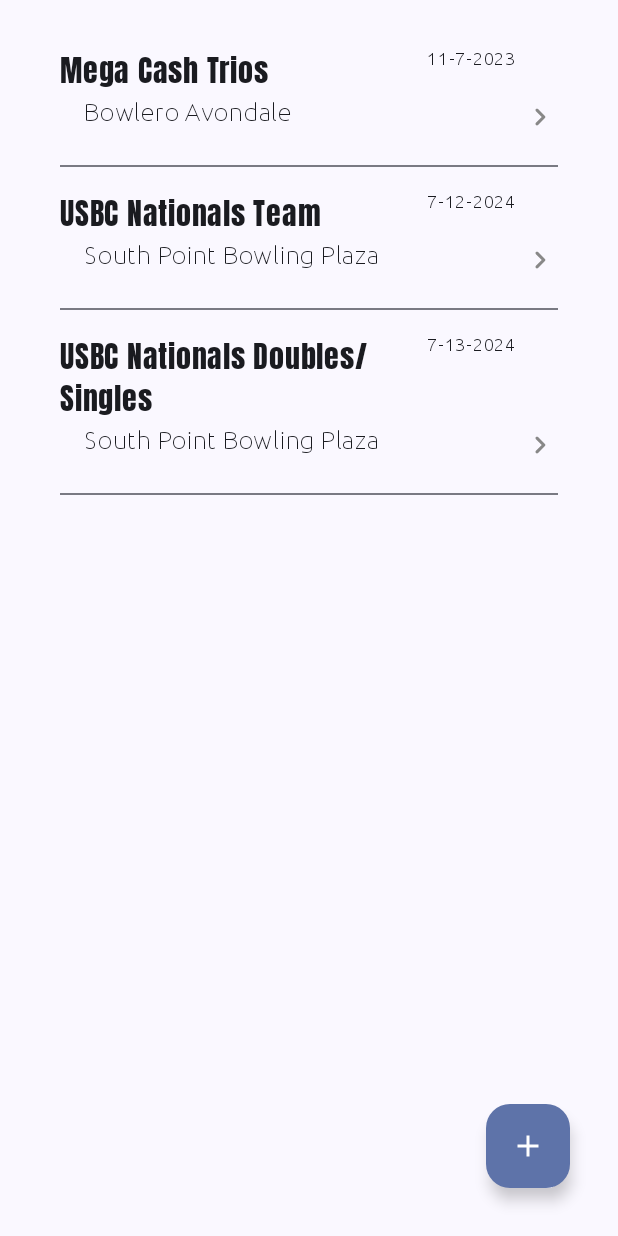
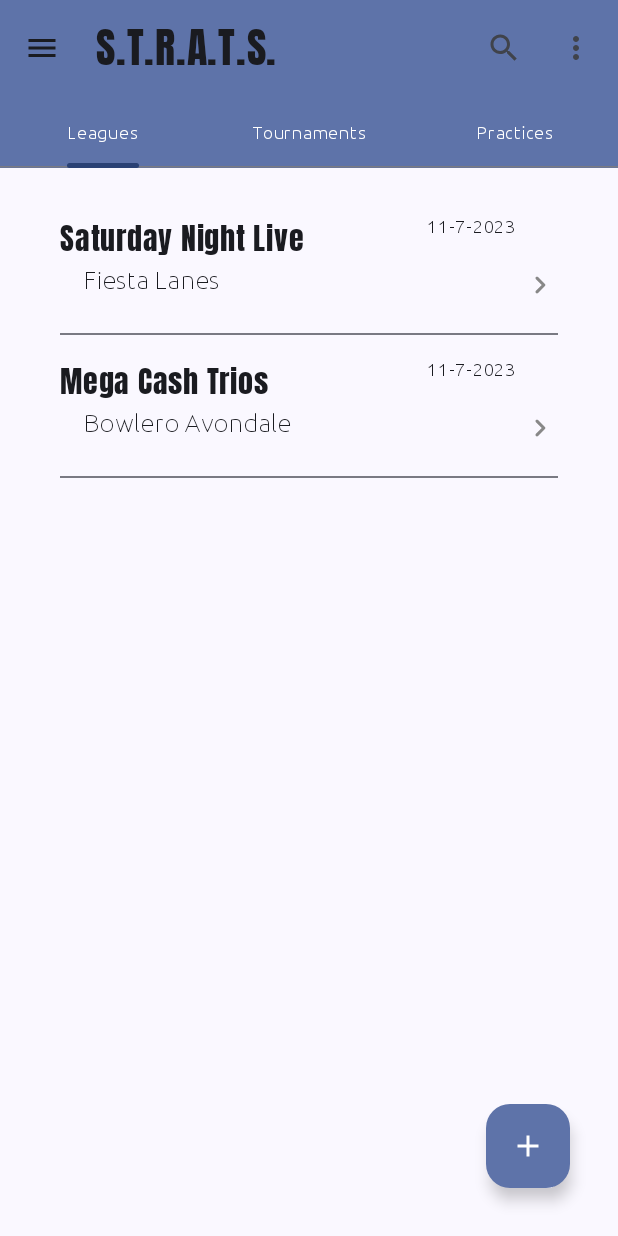
Before and after one commit to jsmerki/STRATS, an Android app built with Jetpack Compose: the screen it shows after launch (MainActivity), on a phone screen of 412 x 824 dp. Run offline under Robolectric (Android 15) with nearby library versions, the phone set to English and light mode, and no system bars.

Commit message:
Completed TopAppBar and Tabs
TopAppBar and PrimaryTabRow composables have been added to the events homepage. Tabs help separate different event categories for easy viewing, and the app bar has placeholder icons for eventual additions of Side Sheets, search capabilities and a "more" menu. This will most likely conclude work on this branch as development will transition to the next main feature, developing the Block class for holding sets of games, followed by the ability to view Events in detail and actually create games.

```diff
--- a/app/build.gradle.kts
+++ b/app/build.gradle.kts
@@ -58,8 +58,9 @@ dependencies {
     implementation("androidx.compose.ui:ui")
     implementation("androidx.compose.ui:ui-graphics")
     implementation("androidx.compose.ui:ui-tooling-preview")
-    implementation("androidx.compose.material3:material3")
+    //implementation("androidx.compose.material3:material3")
     implementation("androidx.navigation:navigation-compose:2.5.3")
+    implementation("androidx.compose.material3:material3-android:1.2.0-beta01")
 
     testImplementation("junit:junit:4.13.2")
 
--- a/app/src/main/java/com/example/strats/data/Datasource.kt
+++ b/app/src/main/java/com/example/strats/data/Datasource.kt
@@ -4,7 +4,10 @@ import com.example.strats.model.BowlingEvent
 import com.example.strats.model.EventCategory
 
 data class Datasource(val bowlingEvents: MutableList<BowlingEvent> = mutableListOf(
+    BowlingEvent("Saturday Night Live","Fiesta Lanes", "11-7-2023", "11-7-2023", EventCategory.LEAGUE),
+    BowlingEvent("Tucson City Tournament","Fiesta Lanes", "7-12-2024", "7-12-2024", EventCategory.TOURNAMENT),
+    BowlingEvent("Arizona State Tournament", "South Point Bowling Plaza", "7-13-2024", "7-13-2024", EventCategory.TOURNAMENT),
     BowlingEvent("Mega Cash Trios","Bowlero Avondale", "11-7-2023", "11-7-2023", EventCategory.LEAGUE),
-    BowlingEvent("USBC Nationals Team","South Point Bowling Plaza", "7-12-2024", "7-12-2024", EventCategory.TOURNAMENT),
-    BowlingEvent("USBC Nationals Doubles/Singles", "South Point Bowling Plaza", "7-13-2024", "7-13-2024", EventCategory.TOURNAMENT),
+    BowlingEvent("USBC Nationals","South Point Bowling Plaza", "7-12-2024", "7-12-2024", EventCategory.TOURNAMENT),
+    BowlingEvent("USBC Nationals Practice", "South Point Bowling Plaza", "7-13-2024", "7-13-2024", EventCategory.PRACTICE),
 ))
--- a/app/src/main/java/com/example/strats/data/EventsUiState.kt
+++ b/app/src/main/java/com/example/strats/data/EventsUiState.kt
@@ -1,9 +1,11 @@
 package com.example.strats.data
 
 import com.example.strats.model.BowlingEvent
+import com.example.strats.model.EventCategory
 
 data class EventsUiState(
    val eventsList : MutableList<BowlingEvent> = Datasource().bowlingEvents,
+   val eventsCategoryFilter: EventCategory = EventCategory.LEAGUE,
    val newEventTitleError: Boolean = false,
    val newEventLocationError: Boolean = false,
    val newEventStartDateError: Boolean = false,
--- a/app/src/main/java/com/example/strats/model/EventsHomepageViewModel.kt
+++ b/app/src/main/java/com/example/strats/model/EventsHomepageViewModel.kt
@@ -2,10 +2,12 @@ package com.example.strats.model
 
 import androidx.compose.runtime.getValue
 import androidx.compose.runtime.mutableStateOf
+import androidx.compose.runtime.remember
 import androidx.compose.runtime.setValue
 import androidx.compose.ui.text.TextRange
 import androidx.compose.ui.text.input.TextFieldValue
 import androidx.lifecycle.ViewModel
+import com.example.strats.data.Datasource
 import com.example.strats.data.EventsUiState
 import kotlinx.coroutines.flow.MutableStateFlow
 import kotlinx.coroutines.flow.StateFlow
@@ -81,6 +83,21 @@ class EventsHomepageViewModel: ViewModel() {
                 _uiState.value.newEventEndDateError
     }
 
+    fun changeEventCategoryFilter(categoryToFilter: EventCategory) {
+        /*_uiState.update { currentState ->
+            currentState.copy(
+                filteredEventsList = currentState.eventsList.filter{event ->
+                    event.category == categoryToFilter
+                }
+            )
+        }*/
+        _uiState.update { currentState ->
+            currentState.copy(
+                eventsCategoryFilter = categoryToFilter
+            )
+        }
+    }
+
     fun updateNewEventTitle(title: String) {
         newEventTitle = title
     }
--- a/app/src/main/java/com/example/strats/ui/EventsHomepage.kt
+++ b/app/src/main/java/com/example/strats/ui/EventsHomepage.kt
@@ -32,7 +32,7 @@ import com.example.strats.model.EventCategory
 
 @Composable
 fun EventsHomepage(
-    bowlingEvents: MutableList<BowlingEvent>,
+    bowlingEvents: List<BowlingEvent>,
     modifier: Modifier = Modifier
 ) {
     LazyColumn(modifier = Modifier.padding(dimensionResource(R.dimen.padding_xxlarge))) {
--- a/app/src/main/java/com/example/strats/ui/STRATSApp.kt
+++ b/app/src/main/java/com/example/strats/ui/STRATSApp.kt
@@ -1,24 +1,45 @@
 package com.example.strats.ui
 
+import android.widget.Toast
 import androidx.annotation.StringRes
+import androidx.compose.foundation.layout.Column
 import androidx.compose.foundation.layout.padding
+import androidx.compose.material.icons.Icons
+import androidx.compose.material.icons.filled.Menu
+import androidx.compose.material.icons.filled.MoreVert
+import androidx.compose.material.icons.filled.Search
+import androidx.compose.material3.ExperimentalMaterial3Api
 import androidx.compose.material3.FabPosition
+import androidx.compose.material3.Icon
+import androidx.compose.material3.IconButton
+import androidx.compose.material3.MaterialTheme
+import androidx.compose.material3.PrimaryTabRow
 import androidx.compose.material3.Scaffold
+import androidx.compose.material3.SecondaryTabRow
+import androidx.compose.material3.Tab
+import androidx.compose.material3.TabRow
+import androidx.compose.material3.Text
+import androidx.compose.material3.TopAppBar
+import androidx.compose.material3.TopAppBarDefaults
+import androidx.compose.material3.rememberTopAppBarState
 import androidx.compose.runtime.Composable
 import androidx.compose.runtime.collectAsState
 import androidx.compose.runtime.getValue
+import androidx.compose.runtime.mutableStateOf
+import androidx.compose.runtime.remember
+import androidx.compose.runtime.setValue
 import androidx.compose.ui.Modifier
+import androidx.compose.ui.platform.LocalContext
+import androidx.compose.ui.res.dimensionResource
 import androidx.compose.ui.res.stringResource
-import androidx.compose.ui.tooling.preview.Preview
+import androidx.compose.ui.text.style.TextOverflow
 import androidx.lifecycle.viewmodel.compose.viewModel
 import androidx.navigation.NavHostController
 import androidx.navigation.compose.NavHost
 import androidx.navigation.compose.composable
-import androidx.navigation.compose.currentBackStackEntryAsState
 import androidx.navigation.compose.rememberNavController
 import com.example.strats.R
-import com.example.strats.data.Datasource
-import com.example.strats.data.EventsUiState
+import com.example.strats.model.EventCategory
 import com.example.strats.model.EventsHomepageViewModel
 
 enum class Destinations( @StringRes screenTitle: Int) {
@@ -28,11 +49,72 @@ enum class Destinations( @StringRes screenTitle: Int) {
     Practice(screenTitle = R.string.practice_page_title),
     Statistics(screenTitle = R.string.statistics_page_title)
 }
+@OptIn(ExperimentalMaterial3Api::class)
 @Composable
-fun STRATSAppBar(
+fun STRATSAppBar(changeEventCategoryFilter: (EventCategory) -> Unit, showTabs: Boolean) {
 
-) {
+    //Placeholder coming soon toast for when certain features haven't been made yet
+    val context = LocalContext.current
+    val comingSoonText = stringResource(R.string.toast_coming_soon)
+    val comingSoonToast = {Toast.makeText(context, comingSoonText, Toast.LENGTH_SHORT).show()}
 
+    //State variable to keep track of selected tabs, as well as tab titles and categories for each tab
+    var selectedTab by remember{ mutableStateOf(0) }
+    val tabTitles = listOf(stringResource(R.string.tab_title_leagues), stringResource(R.string.tab_title_tournaments), stringResource(R.string.tab_title_practices))
+    val tabCategories = listOf(EventCategory.LEAGUE, EventCategory.TOURNAMENT, EventCategory.PRACTICE)
+
+    val smallPadding = dimensionResource(R.dimen.padding_small)
+
+    Column {
+        TopAppBar(
+            title = { Text(stringResource(R.string.app_name)) },
+            navigationIcon = {
+                IconButton(
+                    onClick = comingSoonToast,
+                    modifier = Modifier.padding(end = smallPadding)
+                ) {
+                    Icon(Icons.Filled.Menu, stringResource(R.string.content_menu_icon))
+                }
+            },
+            actions = {
+                IconButton(onClick = comingSoonToast) {
+                    Icon(Icons.Filled.Search, stringResource(R.string.content_search_icon))
+                }
+                IconButton(onClick = comingSoonToast) {
+                    Icon(Icons.Filled.MoreVert, stringResource(R.string.content_more_icon))
+                }
+            },
+            scrollBehavior = TopAppBarDefaults.pinnedScrollBehavior(rememberTopAppBarState()),
+            colors = TopAppBarDefaults.topAppBarColors(
+                containerColor = MaterialTheme.colorScheme.primaryContainer
+            )
+        )
+        if (showTabs) {
+            PrimaryTabRow(
+                selectedTabIndex = selectedTab,
+                containerColor = MaterialTheme.colorScheme.primaryContainer
+            ) {
+                tabTitles.forEachIndexed { index, title ->
+                    Tab(
+                        selected = selectedTab == index,
+                        text = {
+                            Text(
+                                text = title,
+                                maxLines = 1,
+                                style = MaterialTheme.typography.bodyMedium,
+                                color = MaterialTheme.colorScheme.onPrimaryContainer,
+                                overflow = TextOverflow.Ellipsis
+                            )
+                        },
+                        onClick = {
+                            selectedTab = index
+                            changeEventCategoryFilter(tabCategories[index])
+                        }
+                    )
+                }
+            }
+        }
+    }
 }
 @Composable
 fun STRATSApp(
@@ -40,11 +122,26 @@ fun STRATSApp(
     eventsHomepageViewModel: EventsHomepageViewModel = viewModel(),
     modifier: Modifier = Modifier
 ) {
+
+    var showNewEventsFAB: Boolean by remember{ mutableStateOf(true) }
+    var showCategoryTabs: Boolean by remember{ mutableStateOf(true)}
+
     Scaffold(
         modifier = modifier,
-        topBar = {STRATSAppBar()},
+        topBar = {
+            STRATSAppBar(
+                changeEventCategoryFilter = { eventsHomepageViewModel.changeEventCategoryFilter(it) },
+                showTabs = showCategoryTabs
+            )
+        },
         floatingActionButton = {
-            NewEventFAB(newEventsFABOnClick = {navController.navigate(Destinations.NewEvent.name)})
+            if(showNewEventsFAB){
+                NewEventFAB(newEventsFABOnClick = {
+                    navController.navigate(Destinations.NewEvent.name)
+                    showNewEventsFAB = false
+                    showCategoryTabs = false
+                })
+            }
         },
         floatingActionButtonPosition = FabPosition.End
     ) { innerPadding ->
@@ -57,7 +154,11 @@ fun STRATSApp(
             modifier = Modifier.padding(innerPadding)
         ) {
             composable(route = Destinations.Homepage.name) {
-                EventsHomepage(bowlingEvents = eventsUiState.eventsList)
+                EventsHomepage(
+                    bowlingEvents = eventsUiState.eventsList.filter {event ->
+                        event.category == eventsUiState.eventsCategoryFilter
+                    }
+                )
             }
 
             composable(route = Destinations.NewEvent.name) {
@@ -76,12 +177,15 @@ fun STRATSApp(
                         //Try to add the event but only navigate if no errors exist in the form
                         //Must call addEvent first since check for errors occurs inside it
                         eventsHomepageViewModel.addEvent()
-                        if(!eventsHomepageViewModel.errorsExist()) navController.navigate(Destinations.Homepage.name)
+                        if(!eventsHomepageViewModel.errorsExist()){
+                            navController.navigate(Destinations.Homepage.name)
+                            showNewEventsFAB = true
+                            showCategoryTabs = true
+                        }
                     },
                     formUiState = eventsUiState
                 )
             }
         }
     }
-
 }
--- a/app/src/main/res/values/strings.xml
+++ b/app/src/main/res/values/strings.xml
@@ -1,5 +1,11 @@
 <resources>
     <string name="app_name">S.T.R.A.T.S.</string>
+    <string name="content_menu_icon">App Menu</string>
+    <string name="content_search_icon">Search</string>
+    <string name="content_more_icon">More Actions</string>
+    <string name="tab_title_leagues">Leagues</string>
+    <string name="tab_title_tournaments">Tournaments</string>
+    <string name="tab_title_practices">Practices</string>
     <string name="homepage_title">My Events</string>
     <string name="new_event_form_title">Create New Event</string>
     <string name="event_page_title">View Event</string>
@@ -19,4 +25,5 @@
     <string name="input_error_event_location">Enter a location</string>
     <string name="input_error_date">Pleas enter a valid date</string>
     <string name="input_error_event_category">Select a category</string>
+    <string name="toast_coming_soon">Coming Soon!</string>
 </resources>
```
